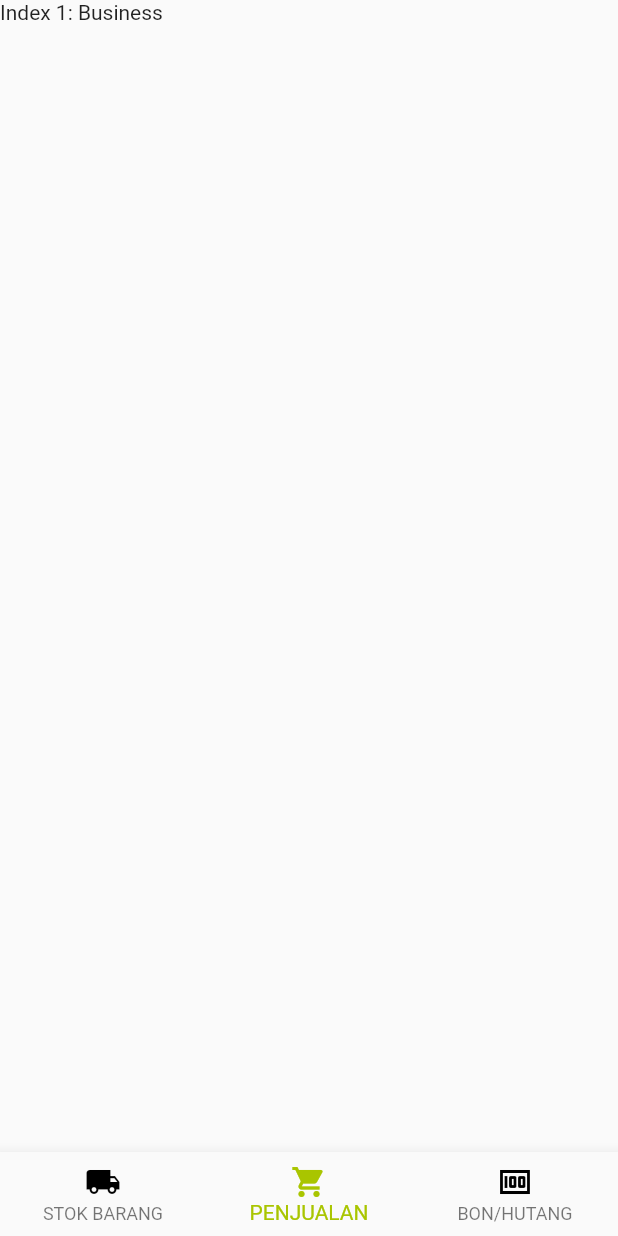
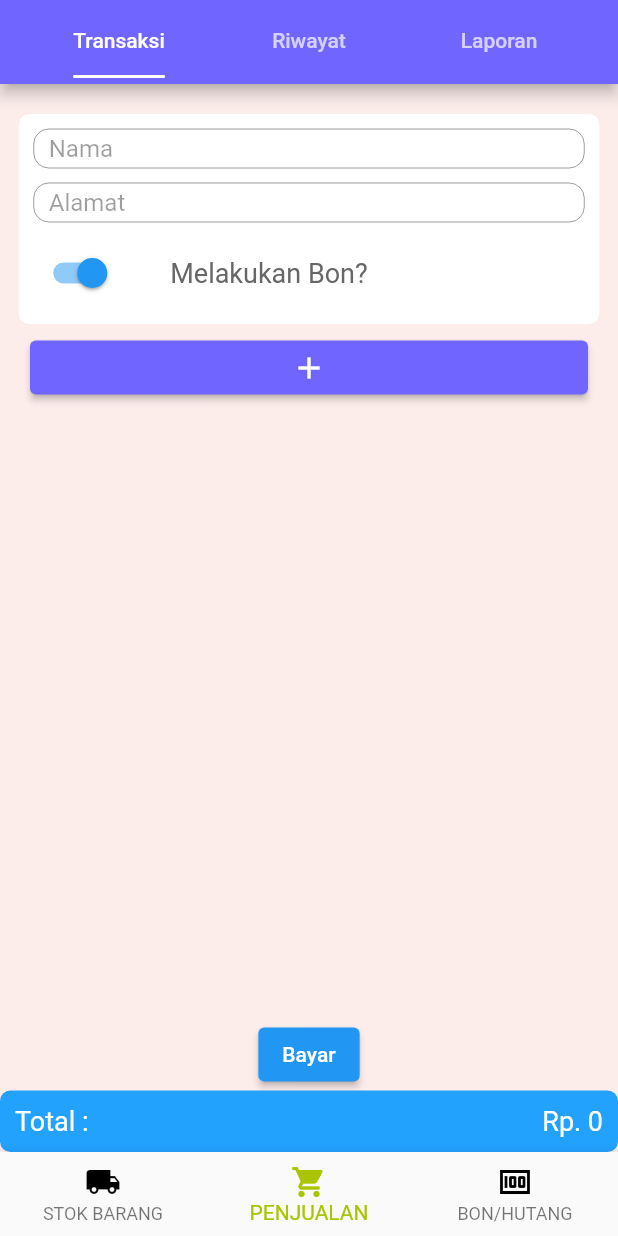
Before and after one commit to adinwirog/sj-apps, a Flutter app: the MainScreen screen opened directly, item 2 of the bottom bar chosen, on a phone screen of 412 x 824 dp. Run offline on Flutter 3.47's test engine with Material 2 defaults, Android fonts, the phone set to English and light mode, and no system bars.

Commit message:
Adding screen penjualan

```diff
--- a/lib/main.dart
+++ b/lib/main.dart
@@ -13,7 +13,7 @@ class CoreApp extends StatelessWidget {
   Widget build(BuildContext context) {
     return MaterialApp(
       debugShowCheckedModeBanner: false,
-      home: DetailBarangScreen(),
+      home: MainScreen(),
     );
   }
 }
--- a/lib/screens/main_screen.dart
+++ b/lib/screens/main_screen.dart
@@ -1,4 +1,5 @@
 import 'package:flutter/material.dart';
+import 'package:sarangjembar_apps/screens/tabbar/penjualan/penjualan_tab.dart';
 import 'package:sarangjembar_apps/screens/tabbar/stokbarang/stokbarang_tab.dart';
 
 class MainScreen extends StatefulWidget {
@@ -13,9 +14,7 @@ class _MainScreenState extends State<MainScreen> {
 
   static const List<Widget> _widgetOptions = <Widget>[
     StokBarangTab(),
-    Text(
-      'Index 1: Business',
-    ),
+    PenjualanTab(),
     Text(
       'Index 2: School',
     ),
@@ -23,7 +22,8 @@ class _MainScreenState extends State<MainScreen> {
 
   @override
   Widget build(BuildContext context) {
-    return Scaffold(body: _widgetOptions.elementAt(_currentindex),
+    return Scaffold(
+      body: _widgetOptions.elementAt(_currentindex),
       bottomNavigationBar: BottomNavigationBar(
           items: [
             BottomNavigationBarItem(
@@ -31,11 +31,9 @@ class _MainScreenState extends State<MainScreen> {
               label: 'STOK BARANG',
             ),
             BottomNavigationBarItem(
-              icon: Icon(Icons.shopping_cart),
-              label: 'PENJUALAN'),
+                icon: Icon(Icons.shopping_cart), label: 'PENJUALAN'),
             BottomNavigationBarItem(
-              icon: Icon(Icons.money),
-              label: 'BON/HUTANG')
+                icon: Icon(Icons.money), label: 'BON/HUTANG')
           ],
           currentIndex: _currentindex,
           unselectedIconTheme: IconThemeData(color: Color(0xff000000)),
@@ -44,8 +42,7 @@ class _MainScreenState extends State<MainScreen> {
             setState(() {
               _currentindex = index;
             });
-        }
-      ),
+          }),
     );
   }
 }
--- /dev/null
+++ b/lib/screens/tabbar/penjualan/penjualan_tab.dart
@@ -0,0 +1,41 @@
+import 'package:flutter/material.dart';
+import 'package:sarangjembar_apps/screens/tabbar/penjualan/views/laporan.dart';
+import 'package:sarangjembar_apps/screens/tabbar/penjualan/views/riwayat.dart';
+import 'package:sarangjembar_apps/screens/tabbar/penjualan/views/transaksi.dart';
+
+class PenjualanTab extends StatefulWidget {
+  const PenjualanTab({Key? key}) : super(key: key);
+
+  @override
+  _PenjualanTabState createState() => _PenjualanTabState();
+}
+
+class _PenjualanTabState extends State<PenjualanTab> {
+  @override
+  Widget build(BuildContext context) {
+    return DefaultTabController(
+      length: 3,
+      child: Scaffold(
+        appBar: AppBar(
+          backgroundColor: Color(0xff7165FF),
+          title: const TabBar(
+            indicatorSize: TabBarIndicatorSize.label,
+            indicatorColor: Colors.white,
+            tabs: [
+              Tab(child: Text("Transaksi")),
+              Tab(child: Text("Riwayat")),
+              Tab(child: Text("Laporan")),
+            ],
+          ),
+        ),
+        body: const TabBarView(
+          children: [
+            TransaksiView(),
+            RiwayatView(),
+            LaporanView(),
+          ],
+        ),
+      ),
+    );
+  }
+}
--- /dev/null
+++ b/lib/screens/tabbar/penjualan/views/transaksi.dart
@@ -0,0 +1,175 @@
+import 'package:flutter/material.dart';
+
+class TransaksiView extends StatefulWidget {
+  const TransaksiView({Key? key}) : super(key: key);
+
+  @override
+  _TransaksiViewState createState() => _TransaksiViewState();
+}
+
+class _TransaksiViewState extends State<TransaksiView> {
+  @override
+  Widget build(BuildContext context) {
+    return Scaffold(
+      backgroundColor: Color(0xffFCEDEA),
+      body: Padding(
+        padding: EdgeInsets.only(top: 20.0),
+        child: Column(
+          children: [
+            Container(
+              width: 387,
+              // height: 75,
+              decoration: BoxDecoration(
+                borderRadius: BorderRadius.circular(7),
+                color: Colors.white,
+              ),
+              child: Padding(
+                padding: EdgeInsets.all(10.0),
+                child: Column(
+                  crossAxisAlignment: CrossAxisAlignment.start,
+                  children: [
+                    // Text(
+                    //   "Nama",
+                    //   style: TextStyle(fontSize: 20, color: Color(0xff676767)),
+                    // ),
+                    SizedBox(
+                      height: 26,
+                      child: TextField(
+                        enabled: false,
+                        decoration: InputDecoration(
+                          contentPadding:
+                              EdgeInsets.symmetric(vertical: 3, horizontal: 10),
+                          filled: true,
+                          fillColor: Colors.white,
+                          border: OutlineInputBorder(
+                            borderSide: BorderSide(color: Colors.green),
+                            borderRadius: BorderRadius.circular(10),
+                          ),
+                          enabledBorder: OutlineInputBorder(
+                            borderSide: BorderSide(color: Colors.green),
+                            borderRadius: BorderRadius.circular(10),
+                          ),
+                          hintText: "Nama",
+                        ),
+                      ),
+                    ),
+                    SizedBox(
+                      height: 10,
+                    ),
+                    SizedBox(
+                      height: 26,
+                      child: TextField(
+                        enabled: false,
+                        decoration: InputDecoration(
+                          contentPadding:
+                              EdgeInsets.symmetric(vertical: 3, horizontal: 10),
+                          filled: true,
+                          fillColor: Colors.white,
+                          border: OutlineInputBorder(
+                            borderSide: BorderSide(color: Colors.green),
+                            borderRadius: BorderRadius.circular(10),
+                          ),
+                          enabledBorder: OutlineInputBorder(
+                            borderSide: BorderSide(color: Colors.green),
+                            borderRadius: BorderRadius.circular(10),
+                          ),
+                          hintText: "Alamat",
+                        ),
+                      ),
+                    ),
+                    SizedBox(
+                      height: 10,
+                    ),
+                    Row(
+                      children: [
+                        Switch.adaptive(value: true, onChanged: (value) {}),
+                        SizedBox(
+                          width: 32,
+                        ),
+                        Text(
+                          "Melakukan Bon?",
+                          style:
+                              TextStyle(fontSize: 18, color: Color(0xff676767)),
+                        ),
+                      ],
+                    )
+                  ],
+                ),
+              ),
+            ),
+            Expanded(
+                child: ListView(
+              children: [
+                Padding(
+                  padding: const EdgeInsets.only(left: 20, right: 20, top: 5),
+                  child: ElevatedButton(
+                    onPressed: () {},
+                    child: Icon(Icons.add),
+                    style: ElevatedButton.styleFrom(
+                      primary: Color(0xff7165FF),
+                    ),
+                  ),
+                )
+              ],
+            )),
+            ElevatedButton(onPressed: () {}, child: Text("Bayar")),
+            Container(
+              // width: 387,
+              // height: 75,
+              decoration: BoxDecoration(
+                borderRadius: BorderRadius.circular(7),
+                color: Color(0xff22a1fd),
+              ),
+              child: Padding(
+                padding: const EdgeInsets.all(10.0),
+                child: Column(
+                  children: [
+                    Row(
+                      mainAxisAlignment: MainAxisAlignment.spaceBetween,
+                      children: [
+                        Text(
+                          "Total :",
+                          style: TextStyle(fontSize: 18, color: Colors.white),
+                        ),
+                        Text(
+                          "Rp. 0",
+                          style: TextStyle(fontSize: 18, color: Colors.white),
+                        ),
+                      ],
+                    ),
+                    // Row(
+                    //   mainAxisAlignment: MainAxisAlignment.spaceBetween,
+                    //   children: [
+                    //     Text(
+                    //       "Bayar :",
+                    //       style: TextStyle(fontSize: 18, color: Colors.white),
+                    //     ),
+                    //     Text(
+                    //       "Rp. 3000",
+                    //       style: TextStyle(fontSize: 18, color: Colors.white),
+                    //     ),
+                    //   ],
+                    // ),
+                    // Row(
+                    //   mainAxisAlignment: MainAxisAlignment.spaceBetween,
+                    //   children: [
+                    //     Text(
+                    //       "Selisih :",
+                    //       style: TextStyle(fontSize: 18, color: Colors.white),
+                    //     ),
+                    //     Text(
+                    //       "Rp. 3000",
+                    //       style: TextStyle(fontSize: 18, color: Colors.white),
+                    //     ),
+                    //   ],
+                    // )
+                  ],
+                ),
+              ),
+            ),
+          ],
+        ),
+      ),
+    );
+  }
+}
--- a/lib/screens/tabbar/stokbarang/stokbarang_tab.dart
+++ b/lib/screens/tabbar/stokbarang/stokbarang_tab.dart
@@ -25,7 +25,6 @@ class _StokBarangTabState extends State<StokBarangTab> {
               Tab(child: Text("Tambah Data")),
             ],
           ),
-//             title: const Text('Tabs Demo'),
         ),
         body: const TabBarView(
           children: [
```
Also changed, not shown: lib/screens/tabbar/penjualan/views/laporan.dart (added, +169 -0 lines), lib/screens/tabbar/penjualan/views/riwayat.dart (added, +59 -0 lines). Lines whose indentation alone changed are shown as unchanged.
